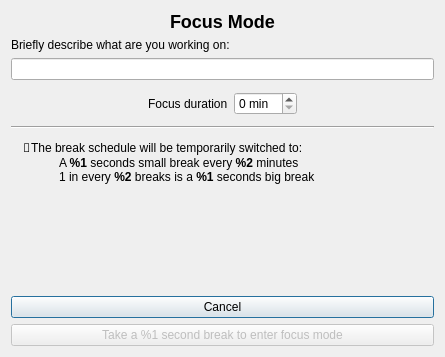
First picture: the form in src/app/focus-window.ui, repository AllanChain/sane-break, before the edit.
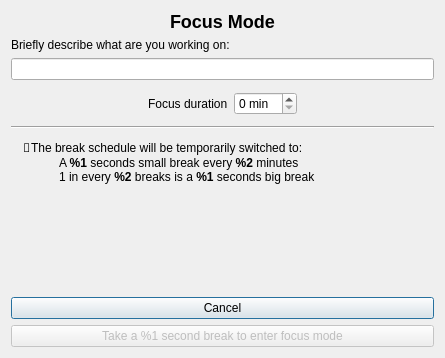
Second picture: the form after the edit. Custom widgets are drawn as their Qt base class.

What changed in the file:
```diff
--- a/src/app/focus-window.ui
+++ b/src/app/focus-window.ui
@@ -7,7 +7,7 @@
     <x>0</x>
     <y>0</y>
     <width>445</width>
-    <height>357</height>
+    <height>358</height>
    </rect>
   </property>
   <property name="windowTitle">
```
Left out of the diff: 2 changed lines with no effect on the pictures.
